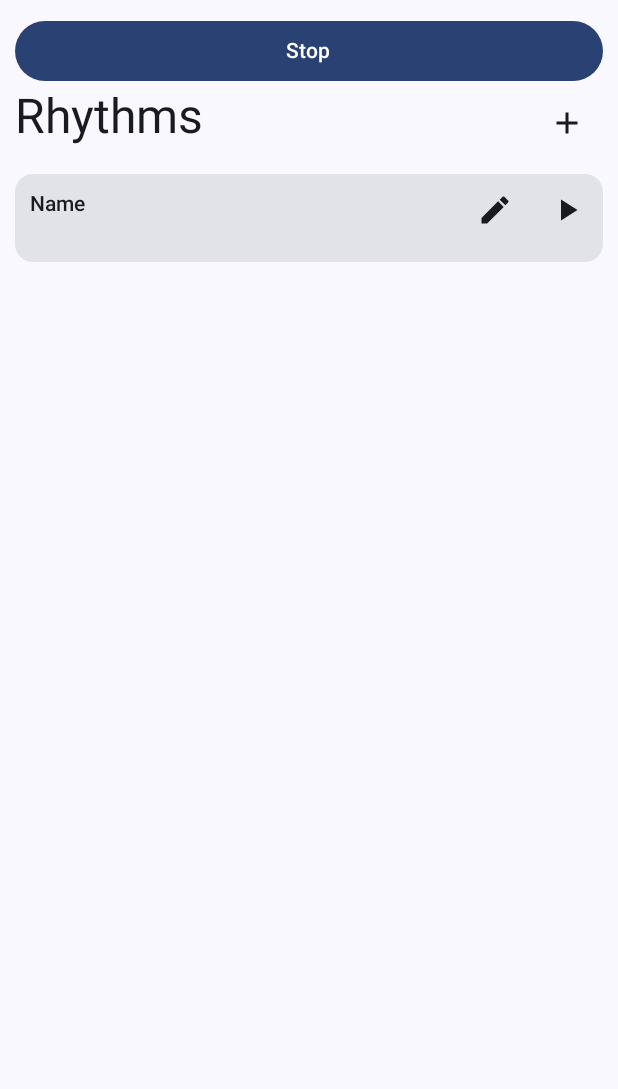
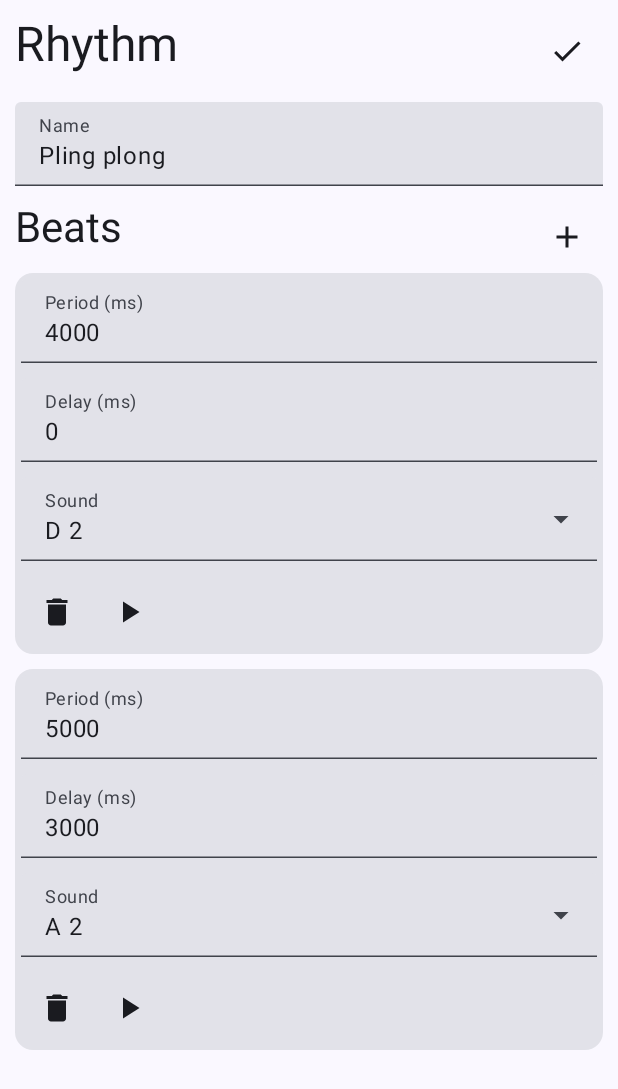
Before and after one commit to simonolander/horloge, an Android app built with Jetpack Compose: the screen it shows after launch (MainActivity), after a tap on "Edit rhythm", on a phone screen of 412 x 824 dp. Shown: the top 1089 px of the screen. Run offline under Robolectric (Android 15) with nearby library versions, the phone set to English and light mode, and no system bars; 2 other taps on this screen came first.

Commit message:
Add navigation

```diff
--- a/app/build.gradle.kts
+++ b/app/build.gradle.kts
@@ -60,6 +60,7 @@ dependencies {
     implementation("androidx.compose.ui:ui-graphics")
     implementation("androidx.compose.ui:ui-tooling-preview")
     implementation("androidx.compose.material3:material3")
+    implementation("androidx.navigation:navigation-compose:2.7.5")
 //    implementation("androidx.media3:media3-exoplayer:1.2.0-rc01")
     testImplementation("junit:junit:4.13.2")
     androidTestImplementation("androidx.test.ext:junit:1.1.5")
--- a/app/src/main/java/org/simonolander/horloge/HorlogeService.kt
+++ b/app/src/main/java/org/simonolander/horloge/HorlogeService.kt
@@ -59,7 +59,7 @@ class HorlogeService : Service() {
             this.timer?.cancel()
             val timer = Timer()
             for (beat in beats) {
-                timer.scheduleAtFixedRate(0, beat.period.inWholeMilliseconds) {
+                timer.scheduleAtFixedRate(beat.delay.inWholeMilliseconds, beat.period.inWholeMilliseconds) {
                     playBeat(beat)
                 }
             }
--- a/app/src/main/java/org/simonolander/horloge/MainActivity.kt
+++ b/app/src/main/java/org/simonolander/horloge/MainActivity.kt
@@ -4,57 +4,87 @@ import android.content.Intent
 import android.os.Bundle
 import androidx.activity.ComponentActivity
 import androidx.activity.compose.setContent
-import androidx.compose.foundation.layout.Column
 import androidx.compose.foundation.layout.fillMaxSize
-import androidx.compose.foundation.layout.fillMaxWidth
-import androidx.compose.foundation.layout.padding
-import androidx.compose.material3.Button
 import androidx.compose.material3.MaterialTheme
 import androidx.compose.material3.Surface
-import androidx.compose.material3.Text
 import androidx.compose.runtime.mutableStateListOf
 import androidx.compose.runtime.remember
 import androidx.compose.ui.Modifier
-import androidx.compose.ui.unit.dp
+import androidx.navigation.NavType
+import androidx.navigation.compose.NavHost
+import androidx.navigation.compose.composable
+import androidx.navigation.compose.rememberNavController
+import androidx.navigation.navArgument
+import org.simonolander.horloge.model.Beat
 import org.simonolander.horloge.model.Rhythm
-import org.simonolander.horloge.ui.component.RhythmList
+import org.simonolander.horloge.model.Sound
+import org.simonolander.horloge.ui.destination.HomeDestination
+import org.simonolander.horloge.ui.destination.RhythmDestination
 import org.simonolander.horloge.ui.theme.HorlogeTheme
+import kotlin.time.Duration.Companion.seconds
 
 class MainActivity : ComponentActivity() {
     override fun onCreate(savedInstanceState: Bundle?) {
         super.onCreate(savedInstanceState)
         setContent {
-            val rhythms = remember { mutableStateListOf<Rhythm>() }
+            val navController = rememberNavController()
+            val rhythms = remember { mutableStateListOf<Rhythm>(
+                Rhythm(Rhythm.randomId(), "Pling plong", listOf(
+                    Beat(Sound.D_2, 4.seconds, 0.seconds),
+                    Beat(Sound.A_2, 5.seconds, 3.seconds),
+                ))
+            ) }
             HorlogeTheme {
                 Surface(
                     modifier = Modifier.fillMaxSize(), color = MaterialTheme.colorScheme.background
                 ) {
-                    Column(Modifier.padding(10.dp)) {
-                        Button(modifier = Modifier.fillMaxWidth(), onClick = {
-                            stopService(
-                                Intent(
-                                    this@MainActivity, HorlogeService::class.java
-                                )
+                    NavHost(navController = navController, startDestination = "home") {
+                        composable("home") {
+                            HomeDestination(rhythms = rhythms,
+                                onStartRhythm = { startRhythm(it) },
+                                onStopRhythm = { stopRhythm() },
+                                onAddRhythm = {
+                                    navController.navigate("rhythm/${Rhythm.randomId()}")
+                                },
+                                onEditRhythm = {
+                                    navController.navigate("rhythm/${it.id}")
+                                })
+                        }
+                        composable(
+                            "rhythm/{rhythmId}",
+                            arguments = listOf(navArgument("rhythmId") {
+                                type = NavType.StringType
+                            }),
+                        ) { backStackEntry ->
+                            val rhythmId = backStackEntry.arguments?.getString("rhythmId")
+                            val rhythm = rhythms.find { it.id == rhythmId }
+                            RhythmDestination(
+                                rhythm = rhythm,
+                                onSave = {
+                                    val index = rhythms.indexOfFirst { it.id == rhythmId }
+                                    if (index != -1) {
+                                        rhythms[index] = it
+                                    } else {
+                                        rhythms.add(0, it)
+                                    }
+                                },
                             )
-                        }) {
-                            Text(text = "Stop")
                         }
-                        RhythmList(
-                            rhythms = rhythms,
-                            onAddClick = { rhythms.add(Rhythm.Empty) },
-                            onPlayClick = {
-                                val intent = Intent(this@MainActivity, HorlogeService::class.java)
-                                intent.putExtra(
-                                    HorlogeService.BEATS_KEY,
-                                    it.beats.toTypedArray()
-                                )
-                                startForegroundService(intent)
-                            },
-                            onEditClick = {}
-                        )
                     }
                 }
             }
         }
     }
+
+    private fun startRhythm(rhythm: Rhythm) {
+        val intent = Intent(this, HorlogeService::class.java)
+        intent.putExtra(
+            HorlogeService.BEATS_KEY, rhythm.beats.toTypedArray()
+        )
+        startForegroundService(intent)
+    }
+
+    private fun stopRhythm() {
+        stopService(Intent(this, HorlogeService::class.java))
+    }
 }
--- a/app/src/main/java/org/simonolander/horloge/model/Rhythm.kt
+++ b/app/src/main/java/org/simonolander/horloge/model/Rhythm.kt
@@ -1,10 +1,13 @@
 package org.simonolander.horloge.model
 
+import java.util.UUID
+
 data class Rhythm(
+    val id: String,
     val name: String,
     val beats: List<Beat>,
 ) {
     companion object {
-        val Empty = Rhythm("", emptyList())
+        fun randomId() = UUID.randomUUID().toString()
     }
 }
--- a/app/src/main/java/org/simonolander/horloge/model/Sound.kt
+++ b/app/src/main/java/org/simonolander/horloge/model/Sound.kt
@@ -9,8 +9,7 @@ data class Sound(
     val resourceId: Int,
 ) : Parcelable {
     constructor(parcel: Parcel) : this(
-        parcel.readString()!!,
-        parcel.readInt()
+        parcel.readString()!!, parcel.readInt()
     )
 
     override fun writeToParcel(parcel: Parcel, flags: Int) {
@@ -23,48 +22,88 @@ data class Sound(
     }
 
     companion object CREATOR : Parcelable.Creator<Sound> {
+        val D_1 = Sound("D 1", R.raw.kyster__low_d_117720)
+        val D_SHARP_1 = Sound("D\u266f 1", R.raw.kyster__low_d_sharp_117719)
+        val E_1 = Sound("E 1", R.raw.kyster__e_117714)
+        val F_1 = Sound("F 1", R.raw.kyster__f_117716)
+        val F_SHARP_1 = Sound("F\u266f 1", R.raw.kyster__f_sharp_117715)
+        val G_1 = Sound("G 1", R.raw.kyster__g_117718)
+        val G_SHARP_1 = Sound("G\u266f 1", R.raw.kyster__g_sharp_117717)
+        val A_1 = Sound("A 1", R.raw.kyster__a_117708)
+        val A_SHARP_1 = Sound("A\u266f 1", R.raw.kyster__a_sharp_117707)
+        val B_1 = Sound("B 1", R.raw.kyster__b_117709)
+        val C_2 = Sound("C 2", R.raw.kyster__c_117711)
+        val C_SHARP_2 = Sound("C\u266f 2", R.raw.kyster__c_sharp_117710)
+        val D_2 = Sound("D 2", R.raw.kyster__d_117713)
+        val D_SHARP_2 = Sound("D\u266f 2", R.raw.kyster__d_sharp_117712)
+        val E_2 = Sound("E 2", R.raw.kyster__1_oct_e_117689)
+        val F_2 = Sound("F 2", R.raw.kyster__1_oct_f_117691)
+        val F_SHARP_2 = Sound("F\u266f 2", R.raw.kyster__1_oct_f_sharp_117690)
+        val G_2 = Sound("G 2", R.raw.kyster__1_oct_g_117693)
+        val G_SHARP_2 = Sound("G\u266f 2", R.raw.kyster__1_oct_g_sharp_117692)
+        val A_2 = Sound("A 2", R.raw.kyster__1_oct_a_117683)
+        val A_SHARP_2 = Sound("A\u266f 2", R.raw.kyster__1_oct_a_sharp_117682)
+        val B_2 = Sound("B 2", R.raw.kyster__1_oct_b_117684)
+        val C_3 = Sound("C 3", R.raw.kyster__1_oct_c_117686)
+        val C_SHARP_3 = Sound("C\u266f 3", R.raw.kyster__1_oct_c_sharp_117685)
+        val D_3 = Sound("D 3", R.raw.kyster__1_oct_d_117688)
+        val D_SHARP_3 = Sound("D\u266f 3", R.raw.kyster__1_oct_d_sharp_117687)
+        val E_3 = Sound("E 3", R.raw.kyster__2_oct_e_117701)
+        val F_3 = Sound("F 3", R.raw.kyster__2_oct_f_117703)
+        val F_SHARP_3 = Sound("F\u266f 3", R.raw.kyster__2_oct_f_sharp_117702)
+        val G_3 = Sound("G 3", R.raw.kyster__2_oct_g_117705)
+        val G_SHARP_3 = Sound("G\u266f 3", R.raw.kyster__2_oct_g_sharp_117704)
+        val A_3 = Sound("A 3", R.raw.kyster__2_oct_a_117695)
+        val A_SHARP_3 = Sound("A\u266f 3", R.raw.kyster__2_oct_a_sharp_117694)
+        val B_3 = Sound("B 3", R.raw.kyster__2_oct_b_117696)
+        val C_4 = Sound("C 4", R.raw.kyster__2_oct_c_117852)
+        val C_SHARP_4 = Sound("C\u266f 4", R.raw.kyster__2_oct_c_117697)
+        val D_4 = Sound("D 4", R.raw.kyster__2_oct_d_117700)
+        val D_SHARP_4 = Sound("D\u266f 4", R.raw.kyster__2_oct_d_sharp_117699)
+        val E_4 = Sound("E 4", R.raw.kyster__3_oct_e_117706)
 
         val ALL = listOf(
-            Sound("D 1", R.raw.kyster__low_d_117720),
-            Sound("D\u266f 1", R.raw.kyster__low_d_sharp_117719),
-            Sound("E 1", R.raw.kyster__e_117714),
-            Sound("F 1", R.raw.kyster__f_117716),
-            Sound("F\u266f 1", R.raw.kyster__f_sharp_117715),
-            Sound("G 1", R.raw.kyster__g_117718),
-            Sound("G\u266f 1", R.raw.kyster__g_sharp_117717),
-            Sound("A 1", R.raw.kyster__a_117708),
-            Sound("A\u266f 1", R.raw.kyster__a_sharp_117707),
-            Sound("B 1", R.raw.kyster__b_117709),
-            Sound("C 2", R.raw.kyster__c_117711),
-            Sound("C\u266f 2", R.raw.kyster__c_sharp_117710),
-            Sound("D 2", R.raw.kyster__d_117713),
-            Sound("D\u266f 2", R.raw.kyster__d_sharp_117712),
-            Sound("E 2", R.raw.kyster__1_oct_e_117689),
-            Sound("F 2", R.raw.kyster__1_oct_f_117691),
-            Sound("F\u266f 2", R.raw.kyster__1_oct_f_sharp_117690),
-            Sound("G 2", R.raw.kyster__1_oct_g_117693),
-            Sound("G\u266f 2", R.raw.kyster__1_oct_g_sharp_117692),
-            Sound("A 2", R.raw.kyster__1_oct_a_117683),
-            Sound("A\u266f 2", R.raw.kyster__1_oct_a_sharp_117682),
-            Sound("B 2", R.raw.kyster__1_oct_b_117684),
-            Sound("C 3", R.raw.kyster__1_oct_c_117686),
-            Sound("C\u266f 3", R.raw.kyster__1_oct_c_sharp_117685),
-            Sound("D 3", R.raw.kyster__1_oct_d_117688),
-            Sound("D\u266f 3", R.raw.kyster__1_oct_d_sharp_117687),
-            Sound("E 3", R.raw.kyster__2_oct_e_117701),
-            Sound("F 3", R.raw.kyster__2_oct_f_117703),
-            Sound("F\u266f 3", R.raw.kyster__2_oct_f_sharp_117702),
-            Sound("G 3", R.raw.kyster__2_oct_g_117705),
-            Sound("G\u266f 3", R.raw.kyster__2_oct_g_sharp_117704),
-            Sound("A 3", R.raw.kyster__2_oct_a_117695),
-            Sound("A\u266f 3", R.raw.kyster__2_oct_a_sharp_117694),
-            Sound("B 3", R.raw.kyster__2_oct_b_117696),
-            Sound("C 4", R.raw.kyster__2_oct_c_117852),
-            Sound("C\u266f 4", R.raw.kyster__2_oct_c_117697),
-            Sound("D 4", R.raw.kyster__2_oct_d_117700),
-            Sound("D\u266f 4", R.raw.kyster__2_oct_d_sharp_117699),
-            Sound("E 4", R.raw.kyster__3_oct_e_117706),
+            D_1,
+            D_SHARP_1,
+            E_1,
+            F_1,
+            F_SHARP_1,
+            G_1,
+            G_SHARP_1,
+            A_1,
+            A_SHARP_1,
+            B_1,
+            C_2,
+            C_SHARP_2,
+            D_2,
+            D_SHARP_2,
+            E_2,
+            F_2,
+            F_SHARP_2,
+            G_2,
+            G_SHARP_2,
+            A_2,
+            A_SHARP_2,
+            B_2,
+            C_3,
+            C_SHARP_3,
+            D_3,
+            D_SHARP_3,
+            E_3,
+            F_3,
+            F_SHARP_3,
+            G_3,
+            G_SHARP_3,
+            A_3,
+            A_SHARP_3,
+            B_3,
+            C_4,
+            C_SHARP_4,
+            D_4,
+            D_SHARP_4,
+            E_4,
         )
+
 
         override fun createFromParcel(parcel: Parcel): Sound {
             return Sound(parcel)
--- /dev/null
+++ b/app/src/main/java/org/simonolander/horloge/ui/destination/HomeDestination.kt
@@ -0,0 +1,37 @@
+package org.simonolander.horloge.ui.destination
+
+import androidx.compose.foundation.layout.Arrangement
+import androidx.compose.foundation.layout.Column
+import androidx.compose.foundation.layout.fillMaxWidth
+import androidx.compose.foundation.layout.padding
+import androidx.compose.material3.Button
+import androidx.compose.material3.Text
+import androidx.compose.runtime.Composable
+import androidx.compose.ui.Modifier
+import androidx.compose.ui.unit.dp
+import org.simonolander.horloge.model.Rhythm
+import org.simonolander.horloge.ui.component.RhythmList
+
+@Composable
+fun HomeDestination(
+    rhythms: List<Rhythm>,
+    onStartRhythm: (Rhythm) -> Unit,
+    onStopRhythm: () -> Unit,
+    onAddRhythm: () -> Unit,
+    onEditRhythm: (Rhythm) -> Unit,
+) {
+    Column(modifier = Modifier.padding(10.dp), verticalArrangement = Arrangement.spacedBy(10.dp)) {
+        Button(
+            modifier = Modifier.fillMaxWidth(),
+            onClick = onStopRhythm
+        ) {
+            Text(text = "Stop")
+        }
+        RhythmList(
+            rhythms = rhythms,
+            onAddClick = onAddRhythm,
+            onPlayClick = onStartRhythm,
+            onEditClick = onEditRhythm
+        )
+    }
+}
--- /dev/null
+++ b/app/src/main/java/org/simonolander/horloge/ui/destination/RhythmDestination.kt
@@ -0,0 +1,19 @@
+package org.simonolander.horloge.ui.destination
+
+import androidx.compose.foundation.layout.Column
+import androidx.compose.foundation.layout.padding
+import androidx.compose.runtime.Composable
+import androidx.compose.ui.Modifier
+import androidx.compose.ui.unit.dp
+import org.simonolander.horloge.model.Rhythm
+import org.simonolander.horloge.ui.component.RhythmForm
+
+@Composable
+fun RhythmDestination(
+    rhythm: Rhythm?,
+    onSave: (Rhythm) -> Unit,
+) {
+    Column(modifier = Modifier.padding(10.dp)) {
+        RhythmForm(rhythm = rhythm, onSave = onSave)
+    }
+}
```
Also changed, not shown: app/src/main/java/org/simonolander/horloge/ui/component/RhythmForm.kt (+10 -3 lines), app/src/main/java/org/simonolander/horloge/ui/component/RhythmList.kt (+4 -4 lines).
